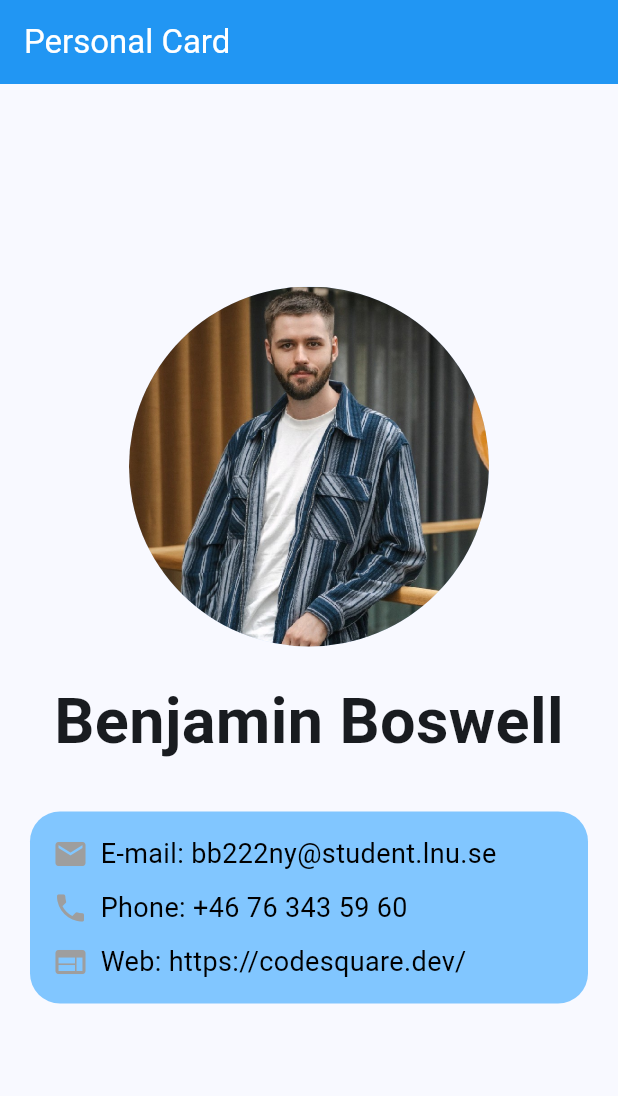
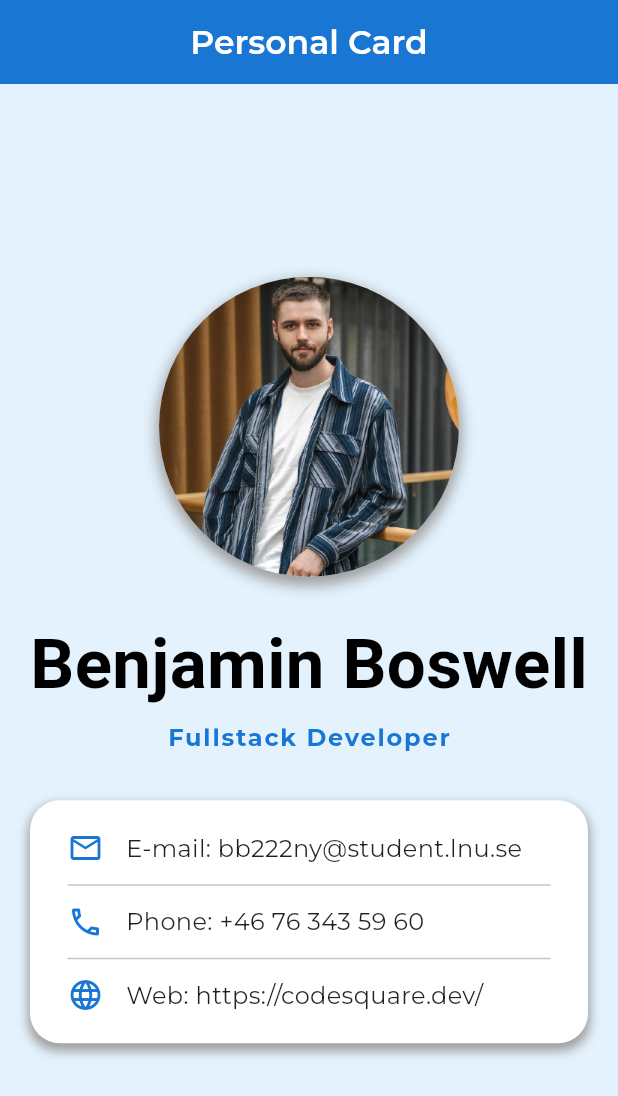
Before and after one commit to boswellbenjamin/Assignment-1-The-Me-Card, a Flutter app: the screen it shows after launch, on a phone screen of 412 x 824 dp. Shown: the top 1096 px of the screen. Run offline on Flutter 3.47's test engine with Material 3 defaults, Android fonts, the phone set to English and light mode, and no system bars; our stand-ins replace google_fonts.

Commit message:
Refactor main.dart to enhance UI with improved styling and layout for personal card and contact information

```diff
--- a/lib/main.dart
+++ b/lib/main.dart
@@ -13,85 +13,105 @@ class MyApp extends StatelessWidget {
     return MaterialApp(
       title: 'The Me Card',
       theme: ThemeData(
-        colorScheme: ColorScheme.fromSeed(seedColor: Colors.blue),
+        colorScheme: ColorScheme.fromSeed(seedColor: Colors.blue.shade700),
         useMaterial3: true,
       ),
       debugShowCheckedModeBanner: false,
       home: Scaffold(
+        backgroundColor: Colors.blue.shade50,
         appBar: AppBar(
-          backgroundColor: Colors.blue,
-          title: const Text(
+          backgroundColor: Colors.blue.shade700,
+          elevation: 0,
+          title: Text(
             'Personal Card',
-            style: TextStyle(color: Colors.white),
+            style: GoogleFonts.montserrat(
+              color: Colors.white,
+              fontWeight: FontWeight.w600,
             ),
           ),
+          centerTitle: true,
+        ),
         body: Center(
+          child: SingleChildScrollView(
+            padding: const EdgeInsets.all(20),
             child: Column(
               mainAxisAlignment: MainAxisAlignment.center,
               children: <Widget>[
-              const CircleAvatar(
-                radius: 120,
+                Container(
+                  decoration: BoxDecoration(
+                    shape: BoxShape.circle,
+                    boxShadow: [
+                      BoxShadow(
+                        color: Colors.grey,
+                        spreadRadius: 2,
+                        blurRadius: 7,
+                        offset: const Offset(0, 4),
+                      ),
+                    ],
+                  ),
+                  child: const CircleAvatar(
+                    radius: 100,
                     backgroundImage: AssetImage('assets/images/profile.jpg'),
                   ),
-              const SizedBox(height: 20),
+                ),
+                const SizedBox(height: 25),
+
+                // Name with custom font
                 Text(
                   'Benjamin Boswell',
                   style: GoogleFonts.justAnotherHand(
-                  fontSize: 42,
+                    fontSize: 46,
                     fontWeight: FontWeight.bold,
+                    color: Colors.black,
                   ),
                 ),
-              const SizedBox(height: 10),
 
+                const SizedBox(height: 5),
+                Text(
+                  'Fullstack Developer',
+                  style: GoogleFonts.montserrat(
+                    fontSize: 16,
+                    fontWeight: FontWeight.bold,
+                    color: Colors.blue.shade700,
+                    letterSpacing: 1.2,
+                  ),
+                ),
+
+                const SizedBox(height: 30),
+
+                // Contact info card
                 Container(
                   decoration: BoxDecoration(
                     borderRadius: BorderRadius.circular(20),
-                  color: const Color.fromARGB(255, 129, 198, 255),
-                ),
-
-                margin: const EdgeInsets.symmetric(
-                  vertical: 20,
-                  horizontal: 20,
-                ),
-
-                padding: const EdgeInsets.all(15),
-                child: Column(
-                  children: [
-                    Row(
-                      children: const [
-                        Icon(Icons.email, color: Colors.grey),
-                        SizedBox(width: 8),
-                        Text(
-                          'E-mail: bb222ny@student.lnu.se',
-                          style: TextStyle(fontSize: 18, color: Colors.black),
+                    color: Colors.white,
+                    boxShadow: [
+                      BoxShadow(
+                        color: Colors.grey,
+                        spreadRadius: 1,
+                        blurRadius: 5,
+                        offset: const Offset(0, 4),
                       ),
                     ],
                   ),
-
-                    SizedBox(height: 10),
-
-                    Row(
+                  padding: const EdgeInsets.symmetric(
+                    vertical: 20,
+                    horizontal: 25,
+                  ),
+                  child: Column(
                     children: [
-                        Icon(Icons.local_phone, color: Colors.grey),
-                        SizedBox(width: 8),
-                        Text(
+                      _buildContactRow(
+                        Icons.email_outlined,
+                        'E-mail: bb222ny@student.lnu.se',
+                      ),
+                      const Divider(height: 25, thickness: 1),
+                      _buildContactRow(
+                        Icons.phone_outlined,
                         'Phone: +46 76 343 59 60',
-                          style: TextStyle(fontSize: 18, color: Colors.black),
                       ),
-                      ],
-                    ),
-
-                    SizedBox(height: 10),
-
-                    Row(
-                      children: [
-                        Icon(Icons.web, color: Colors.grey),
-                        SizedBox(width: 8),
-                        Text(
+                      const Divider(height: 25, thickness: 1),
+                      _buildContactRow(
+                        Icons.language_outlined,
                         'Web: https://codesquare.dev/',
-                          style: TextStyle(fontSize: 18, color: Colors.black),
-                        ),
-                      ],
                       ),
                     ],
                   ),
@@ -100,6 +120,22 @@ class MyApp extends StatelessWidget {
             ),
           ),
         ),
+      ),
+    );
+  }
+
+  Widget _buildContactRow(IconData icon, String text) {
+    return Row(
+      children: [
+        Icon(icon, color: Colors.blue.shade700, size: 24),
+        const SizedBox(width: 15),
+        Expanded(
+          child: Text(
+            text,
+            style: GoogleFonts.montserrat(fontSize: 16, color: Colors.black87),
+          ),
+        ),
+      ],
     );
   }
 }
```
Lines whose indentation alone changed are shown as unchanged.
